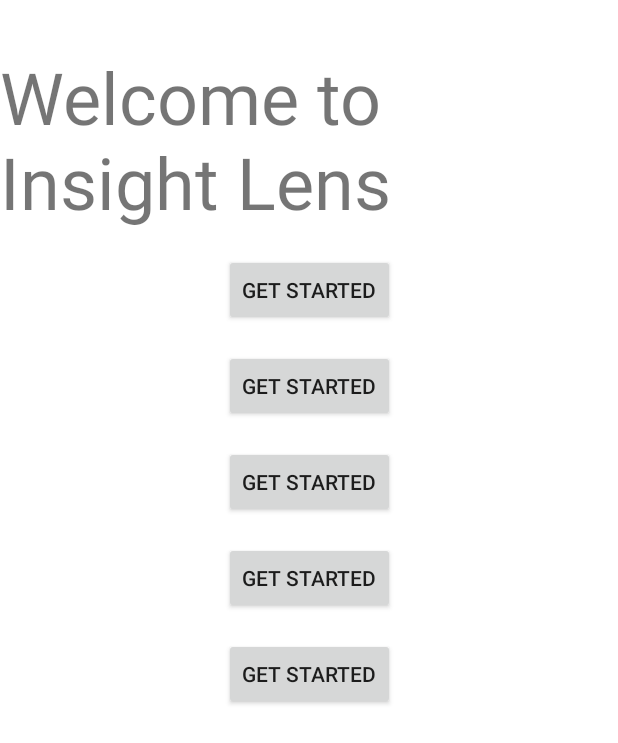
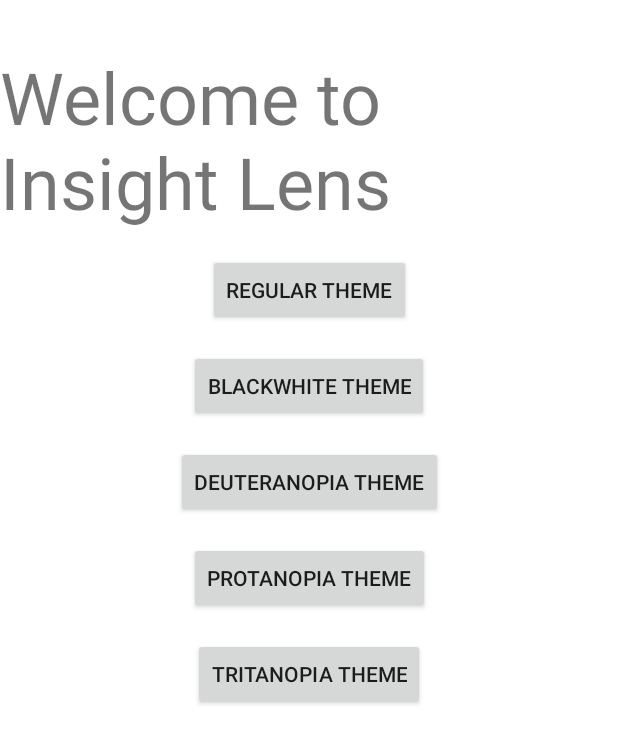
Before and after one commit to kamith/AR_Insight_Lens, an Android app: the screen it shows after launch (SetupPage), on a phone screen of 412 x 824 dp. Shown: the top 743 px of the screen. Run offline under Robolectric (Android 15) with nearby library versions, the phone set to English and light mode, and no system bars.

Commit message:
Added theme change functionality

```diff
--- a/app/src/main/AndroidManifest.xml
+++ b/app/src/main/AndroidManifest.xml
@@ -23,5 +23,10 @@
             </intent-filter>
         </activity>
 
+        <!-- Declaration of MainActivity -->
+        <activity android:name=".MainActivity"
+            android:exported="false"> <!-- exported set to false since it's not directly accessed outside the app -->
+        </activity>
+
     </application>
 </manifest>
--- a/app/src/main/res/layout/setup_page.xml
+++ b/app/src/main/res/layout/setup_page.xml
@@ -21,7 +21,7 @@
         android:id="@+id/buttonRegular"
         android:layout_width="wrap_content"
         android:layout_height="wrap_content"
-        android:text="Get Started"
+        android:text="Regular Theme"
         app:layout_constraintTop_toBottomOf="@id/textViewWelcome"
         app:layout_constraintLeft_toLeftOf="parent"
         app:layout_constraintRight_toRightOf="parent"
@@ -31,7 +31,7 @@
         android:id="@+id/buttonBlackWhite"
         android:layout_width="wrap_content"
         android:layout_height="wrap_content"
-        android:text="Get Started"
+        android:text="BlackWhite Theme"
         app:layout_constraintTop_toBottomOf="@id/buttonRegular"
         app:layout_constraintLeft_toLeftOf="parent"
         app:layout_constraintRight_toRightOf="parent"
@@ -41,7 +41,7 @@
         android:id="@+id/buttonDeuteranopia"
         android:layout_width="wrap_content"
         android:layout_height="wrap_content"
-        android:text="Get Started"
+        android:text="Deuteranopia Theme"
         app:layout_constraintTop_toBottomOf="@id/buttonBlackWhite"
         app:layout_constraintLeft_toLeftOf="parent"
         app:layout_constraintRight_toRightOf="parent"
@@ -51,7 +51,7 @@
         android:id="@+id/buttonProtanopia"
         android:layout_width="wrap_content"
         android:layout_height="wrap_content"
-        android:text="Get Started"
+        android:text="Protanopia Theme"
         app:layout_constraintTop_toBottomOf="@id/buttonDeuteranopia"
         app:layout_constraintLeft_toLeftOf="parent"
         app:layout_constraintRight_toRightOf="parent"
@@ -61,7 +61,7 @@
         android:id="@+id/buttonTritanopia"
         android:layout_width="wrap_content"
         android:layout_height="wrap_content"
-        android:text="Get Started"
+        android:text="Tritanopia Theme"
         app:layout_constraintTop_toBottomOf="@id/buttonProtanopia"
         app:layout_constraintLeft_toLeftOf="parent"
         app:layout_constraintRight_toRightOf="parent"
```
Also changed, not shown: app/src/main/java/com/example/ar_insight_lens/MainActivity.java (+20 -13 lines), app/src/main/java/com/example/ar_insight_lens/SetupPage.java (+64 -0 lines), app/src/main/res/values/colors.xml (+4 -4 lines).
